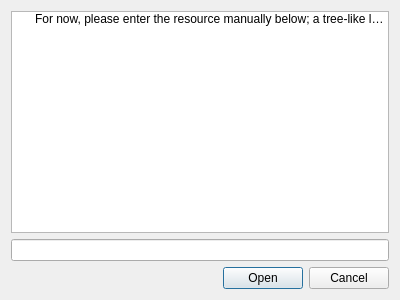
This is cedar/auxiliaries/gui/ResourceDialog.ui in cedar/cedar as Qt 5 draws it before an edit. The edited form follows.
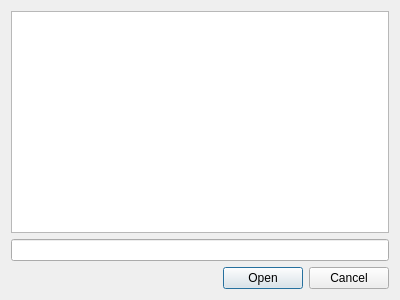
This is the edited form.

Commit message: Implemented the resource dialog.

What changed in the file:
```diff
--- a/cedar/auxiliaries/gui/ResourceDialog.ui
+++ b/cedar/auxiliaries/gui/ResourceDialog.ui
@@ -24,11 +24,6 @@
        <string>Resources</string>
       </property>
      </column>
-     <item>
-      <property name="text">
-       <string>For now, please enter the resource manually below; a tree-like list of all available resources will follow here.</string>
-      </property>
-     </item>
     </widget>
    </item>
    <item>
```
The commit also changes 5 other files.
